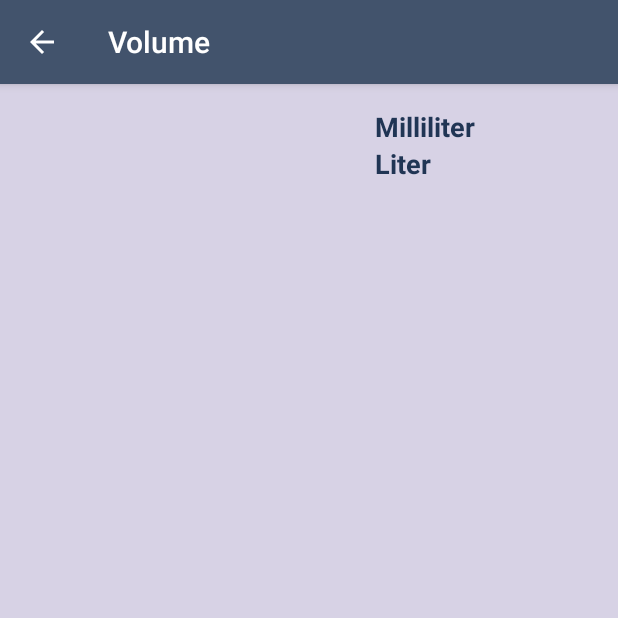
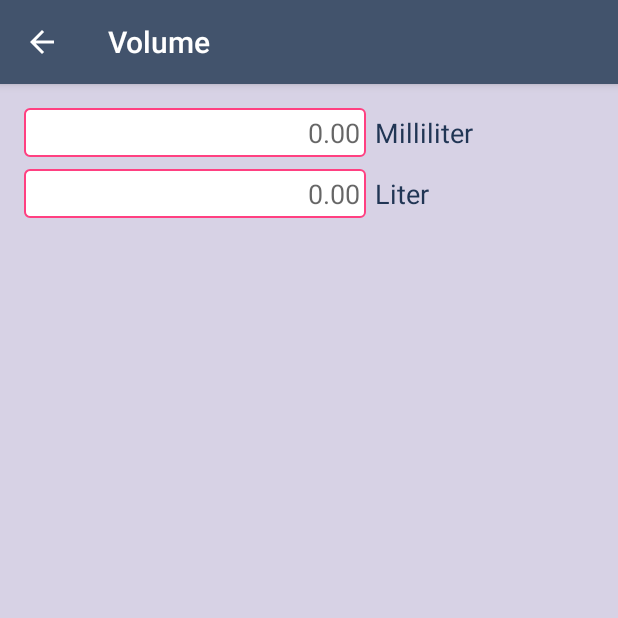
Before and after one commit to ghenamd/Unit-Converter, an Android app: the VolumeActivity screen opened directly, with no data from a screen before it, on a phone screen of 412 x 824 dp, the top half of it. Run offline under Robolectric (Android 15) with nearby library versions, the phone set to English and light mode, and no system bars; our stand-ins replace ButterKnife, Dagger/Hilt's generated code.

Commit message:
Changed Edittexts to TextView and a custom keyboard

```diff
--- a/app/build.gradle
+++ b/app/build.gradle
@@ -4,7 +4,7 @@ android {
     compileSdkVersion 27
     defaultConfig {
         applicationId "com.zappcompany.unitconverter"
-        minSdkVersion 19
+        minSdkVersion 21
         targetSdkVersion 27
         versionCode 1
         versionName "1.0"
--- a/app/src/main/java/com/zappcompany/unitconverter/volume/VolumeActivity.java
+++ b/app/src/main/java/com/zappcompany/unitconverter/volume/VolumeActivity.java
@@ -2,13 +2,13 @@ package com.zappcompany.unitconverter.volume;
 
 import android.os.Bundle;
 import android.support.v7.app.AppCompatActivity;
-import android.widget.EditText;
+import android.widget.TextView;
 
 import com.zappcompany.unitconverter.R;
 import com.zappcompany.unitconverter.volume.volumedi.ContextModule;
 import com.zappcompany.unitconverter.volume.volumedi.DaggerVolumeComponent;
 import com.zappcompany.unitconverter.volume.volumedi.VolumeComponent;
-import com.zappcompany.unitconverter.volume.volumetextwatcher.CustomVolumeTextWatcher;
+import com.zappcompany.unitconverter.volume.volumetextlistener.CustomTextListener;
 
 import java.util.HashMap;
 
@@ -22,12 +22,12 @@ import static com.zappcompany.unitconverter.volume.volumeconstants.VolumeConstan
 
 public class VolumeActivity extends AppCompatActivity {
 
-    @BindView(R.id.edit_text_milliliter)
-    EditText milliliter;
-    @BindView(R.id.edit_text_liter)
-    EditText liter;
+    @BindView(R.id.text_milliliter)
+    TextView milliliter;
+    @BindView(R.id.text_liter)
+    TextView liter;
     @Inject
-    CustomVolumeTextWatcher mTextWatcher;
+    CustomTextListener customTextListener;
 
     @Override
     protected void onCreate(Bundle savedInstanceState) {
@@ -35,17 +35,18 @@ public class VolumeActivity extends AppCompatActivity {
         setContentView(R.layout.activity_volume);
         ButterKnife.bind(this);
         setTitle(getString(R.string.volume));
-
-        //Use HasMap with EditText to pass it in CustomVolumeTextWatcher
-        HashMap<String, EditText> hashMap = new HashMap<>();
+        //Use HasMap with TextView to pass it in CustomTextListener
+        HashMap<String, TextView> hashMap = new HashMap<>();
         hashMap.put(MILLILITER, milliliter);
         hashMap.put(LITER, liter);
+        VolumeComponent volumeComponent = DaggerVolumeComponent.builder()
+                .contextModule(new ContextModule(this))
+                .build();
+        volumeComponent.injectVolumeActivity(this);
+        customTextListener.setValuesPerText(hashMap);
 
-        VolumeComponent volumeComponent = DaggerVolumeComponent.builder()
-                .contextModule(new ContextModule(this)).build();
-        volumeComponent.injectVolumeActivity(this);
-        mTextWatcher.setValuesPerEditText(hashMap);
 
     }
 
+
 }
--- /dev/null
+++ b/app/src/main/java/com/zappcompany/unitconverter/volume/volumedi/CustomTextListenerModule.java
@@ -0,0 +1,18 @@
+package com.zappcompany.unitconverter.volume.volumedi;
+
+import com.zappcompany.unitconverter.volume.inputdialog.InputDialog;
+import com.zappcompany.unitconverter.volume.volumecalculator.VolumeCalculator;
+import com.zappcompany.unitconverter.volume.volumetextlistener.CustomTextListener;
+
+import dagger.Module;
+import dagger.Provides;
+
+@Module(includes = {VolumeCalculatorModule.class,InputDialogModule.class})
+public class CustomTextListenerModule {
+
+    @Provides
+    public CustomTextListener getTextListener(VolumeCalculator volumeCalculator, InputDialog inputDialog){
+        return new CustomTextListener(volumeCalculator,inputDialog);
+    }
+
+}
--- a/app/src/main/java/com/zappcompany/unitconverter/volume/volumedi/CustomVolumeTextWatcherModule.java
+++ /dev/null
@@ -1,18 +0,0 @@
-package com.zappcompany.unitconverter.volume.volumedi;
-
-import com.zappcompany.unitconverter.volume.volumecalculator.VolumeCalculator;
-import com.zappcompany.unitconverter.volume.volumetextwatcher.CustomVolumeTextWatcher;
-
-import dagger.Module;
-import dagger.Provides;
-
-@Module(includes = VolumeCalculatorModule.class)
-public class CustomVolumeTextWatcherModule {
-
-
-    @Provides
-    public CustomVolumeTextWatcher getCustomTextWatcher( VolumeCalculator calculator){
-        return new CustomVolumeTextWatcher(calculator);
-    }
-
-}
--- /dev/null
+++ b/app/src/main/java/com/zappcompany/unitconverter/volume/volumedi/InputDialogModule.java
@@ -0,0 +1,20 @@
+package com.zappcompany.unitconverter.volume.volumedi;
+
+import android.content.Context;
+
+import com.zappcompany.unitconverter.volume.inputdialog.InputDialog;
+
+import dagger.Module;
+import dagger.Provides;
+
+@Module (includes = ContextModule.class)
+public class InputDialogModule {
+
+
+    @Provides
+    public InputDialog inputDialog(Context context){
+        return new InputDialog(context);
+    }
+
+
+}
--- a/app/src/main/java/com/zappcompany/unitconverter/volume/volumedi/VolumeComponent.java
+++ b/app/src/main/java/com/zappcompany/unitconverter/volume/volumedi/VolumeComponent.java
@@ -7,7 +7,7 @@ import com.zappcompany.unitconverter.volume.VolumeActivity;
 import dagger.Component;
 
 @UnitConverterApplicationScope
-@Component(modules = {CustomVolumeTextWatcherModule.class,ContextModule.class})
+@Component(modules = {CustomTextListenerModule.class,ContextModule.class})
 public interface VolumeComponent {
     Context context();
     void injectVolumeActivity(VolumeActivity volumeActivity);
--- /dev/null
+++ b/app/src/main/java/com/zappcompany/unitconverter/volume/volumetextlistener/CustomTextListener.java
@@ -0,0 +1,51 @@
+package com.zappcompany.unitconverter.volume.volumetextlistener;
+
+import android.view.View;
+import android.view.View.OnClickListener;
+import android.widget.TextView;
+
+import com.zappcompany.unitconverter.volume.inputdialog.InputDialog;
+import com.zappcompany.unitconverter.volume.volumecalculator.VolumeCalculator;
+
+import java.util.HashMap;
+
+import static com.zappcompany.unitconverter.volume.volumeconstants.VolumeConstants.LITER;
+import static com.zappcompany.unitconverter.volume.volumeconstants.VolumeConstants.MILLILITER;
+
+public class CustomTextListener {
+
+    private VolumeCalculator mVolumeCalculator;
+    private InputDialog mInputDialog;
+
+    public CustomTextListener(VolumeCalculator volumeCalculator, InputDialog inputDialog) {
+
+        mVolumeCalculator = volumeCalculator;
+        mInputDialog = inputDialog;
+    }
+
+    public void setValuesPerText(final HashMap<String, TextView> mHashMap) {
+        for (final TextView textView : mHashMap.values()) {
+            textView.setOnClickListener(new OnClickListener() {
+                @Override
+                public void onClick(View view) {
+                    mInputDialog.openInputDialog(textView);
+                    if (textView == mHashMap.get(MILLILITER)) {
+
+                        double value = Double.parseDouble(textView.getText().toString());
+                        mHashMap.get(LITER).setText(mVolumeCalculator.calculateLiter(value));
+
+
+                    } else if (textView == mHashMap.get(LITER)) {
+
+                        double value = Double.parseDouble(textView.getText().toString());
+                        mHashMap.get(MILLILITER).setText(mVolumeCalculator.calculateMilliliter(value));
+
+                    }
+                }
+            });
+
+        }
+
+
+    }
+}
--- a/app/src/main/java/com/zappcompany/unitconverter/volume/volumetextwatcher/CustomVolumeTextWatcher.java
+++ /dev/null
@@ -1,61 +0,0 @@
-package com.zappcompany.unitconverter.volume.volumetextwatcher;
-
-import android.text.Editable;
-import android.text.TextWatcher;
-import android.widget.EditText;
-
-import com.zappcompany.unitconverter.volume.volumecalculator.VolumeCalculator;
-
-import java.util.HashMap;
-
-import static com.zappcompany.unitconverter.volume.volumeconstants.VolumeConstants.LITER;
-import static com.zappcompany.unitconverter.volume.volumeconstants.VolumeConstants.MILLILITER;
-
-public class CustomVolumeTextWatcher {
-
-    private VolumeCalculator mVolumeCalculator;
-
-    public CustomVolumeTextWatcher(VolumeCalculator volumeCalculator ) {
-
-        mVolumeCalculator = volumeCalculator;
-    }
-
-    public void setValuesPerEditText(final HashMap<String, EditText> mHashMap) {
-        for (final EditText editText : mHashMap.values()) {
-
-            editText.addTextChangedListener(new TextWatcher() {
-                @Override
-                public void beforeTextChanged(CharSequence s, int start, int count, int after) {
-
-                }
-
-                @Override
-                public void onTextChanged(CharSequence s, int start, int before, int count) {
-
-                }
-
-                @Override
-                public void afterTextChanged(Editable editable) {
-                    //Apply general behavior for all editTexts
-                    if (editable != null && editable.length() != 0) {
-                        double value = Double.parseDouble(editable.toString());
-                        if (editText == mHashMap.get(MILLILITER)) {
-                            //Apply custom behavior just for this editText
-                            editText.removeTextChangedListener(this);
-                            mHashMap.get(LITER).setText(mVolumeCalculator.calculateLiter(value));
-                            editText.addTextChangedListener(this);
-
-                        } else if (editText == mHashMap.get(LITER)) {
-                            editText.removeTextChangedListener(this);
-                            mHashMap.get(MILLILITER).setText(mVolumeCalculator.calculateMilliliter(value));
-                            editText.addTextChangedListener(this);
-                        }
-                    }
-
-                }
-            });
-        }
-
-
-    }
-}
--- /dev/null
+++ b/app/src/main/res/drawable/text_margin.xml
@@ -0,0 +1,6 @@
+<?xml version="1.0" encoding="utf-8"?>
+<shape xmlns:android="http://schemas.android.com/apk/res/android" android:shape="rectangle" >
+    <solid android:color="@android:color/white" />
+    <corners android:radius="3dp"/>
+    <stroke android:width="1dip" android:color="#FF4081"/>
+</shape>
--- a/app/src/main/res/layout/activity_volume.xml
+++ b/app/src/main/res/layout/activity_volume.xml
@@ -18,11 +18,11 @@
         <LinearLayout
             android:layout_height="wrap_content"
             android:layout_width="match_parent"
-            android:orientation="horizontal">
-
-            <com.zappcompany.unitconverter.customview.CustomEditText
-                style="@style/customEditText"
-                android:id="@+id/edit_text_milliliter"
+            android:orientation="horizontal"
+            android:layout_marginBottom="8dp">
+            <TextView
+                android:id="@+id/text_milliliter"
+              style="@style/text_view_style"
                 />
             <TextView
                 style="@style/activityTextView"
@@ -33,10 +33,9 @@
             android:layout_height="wrap_content"
             android:layout_width="match_parent"
             android:orientation="horizontal">
-
-            <com.zappcompany.unitconverter.customview.CustomEditText
-                style="@style/customEditText"
-                android:id="@+id/edit_text_liter" />
+            <TextView
+                android:id="@+id/text_liter"
+               style="@style/text_view_style"/>
 
             <TextView
                 style="@style/activityTextView"
--- a/app/src/main/res/values/strings.xml
+++ b/app/src/main/res/values/strings.xml
@@ -13,4 +13,5 @@
     <string name="volume">Volume</string>
     <string name="milliliter">Milliliter</string>
     <string name="liter">Liter</string>
+    <string name="_0_00">0.00</string>
 </resources>
--- a/app/src/main/res/values/styles.xml
+++ b/app/src/main/res/values/styles.xml
@@ -16,18 +16,17 @@
         <item name="android:layout_height">wrap_content</item>
         <item name="android:elevation">4dp</item>
     </style>
-    <style name="customEditText">
+    <style name="text_view_style">
+        <item name="android:padding">4dp</item>
+        <item name="android:layout_weight">3</item>
         <item name="android:layout_width">0dp</item>
         <item name="android:layout_height">wrap_content</item>
-        <item name="android:layout_weight">3</item>
-        <item name="android:layout_gravity">start</item>
-        <item name="android:textAlignment">viewStart</item>
-        <item name="android:background">@null</item>
-        <!--<item name="android:hint">0.00</item>-->
-        <item name="android:inputType">number|numberDecimal</item>
-        <item name="android:textAppearance">@style/Base.TextAppearance.AppCompat.Medium</item>
+        <item name="android:gravity">end</item>
+        <item name="android:textAppearance">@style/TextAppearance.AppCompat.Medium</item>
+        <item name="android:background">@drawable/text_margin</item>
+        <item name="android:text">@string/_0_00</item>
+    </style>
 
-    </style>
     <style name="activityTextView">
         <item name="android:layout_width">0dp</item>
         <item name="android:layout_height">wrap_content</item>
@@ -36,7 +35,7 @@
         <item name="android:paddingLeft">6dp</item>
         <item name="android:textAppearance">@style/Base.TextAppearance.AppCompat.Medium</item>
         <item name="android:textColor">@color/colorPrimaryDark</item>
-        <item name="android:textStyle">bold</item>
+        <item name="android:textStyle">normal</item>
     </style>
 
 </resources>
```
Also changed, not shown: app/src/main/java/com/zappcompany/unitconverter/customview/CustomEditText.java (deleted, +0 -148 lines), app/src/main/java/com/zappcompany/unitconverter/customview/Keyboard.java (added, +128 -0 lines), app/src/main/java/com/zappcompany/unitconverter/volume/inputdialog/InputDialog.java (added, +53 -0 lines), app/src/main/res/layout/alert_dialog_layout.xml (added, +24 -0 lines), app/src/main/res/layout/keyboard.xml (added, +114 -0 lines), app/src/main/res/values/attrs.xml (deleted, +0 -7 lines).
